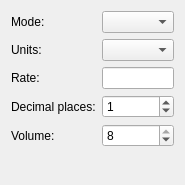
Old version of the form src/speechform.ui in the repository flysight/flysight-configurator.
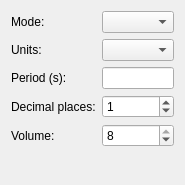
New version of the form.

Commit message: Changes to units in dialog

Diff of the .ui file:
```diff
--- a/src/speechform.ui
+++ b/src/speechform.ui
@@ -39,7 +39,7 @@
      <item row="2" column="0">
       <widget class="QLabel" name="label_3">
        <property name="text">
-        <string>Rate:</string>
+        <string>Period (s):</string>
        </property>
       </widget>
      </item>
```
The commit also changes 3 other files.
